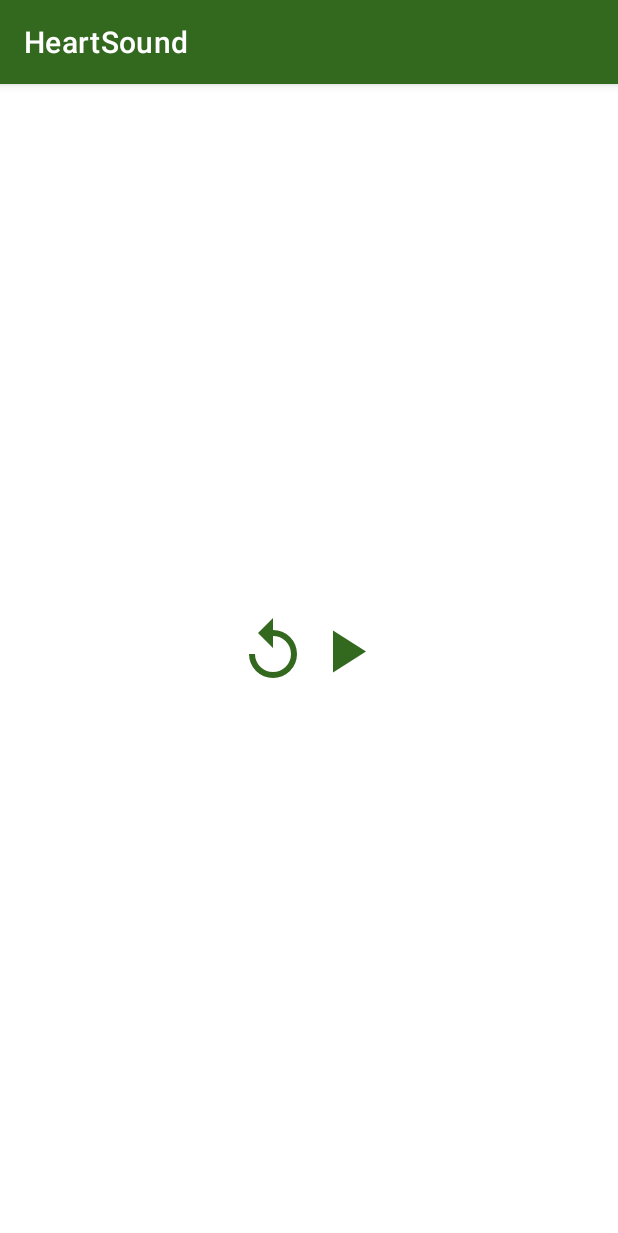
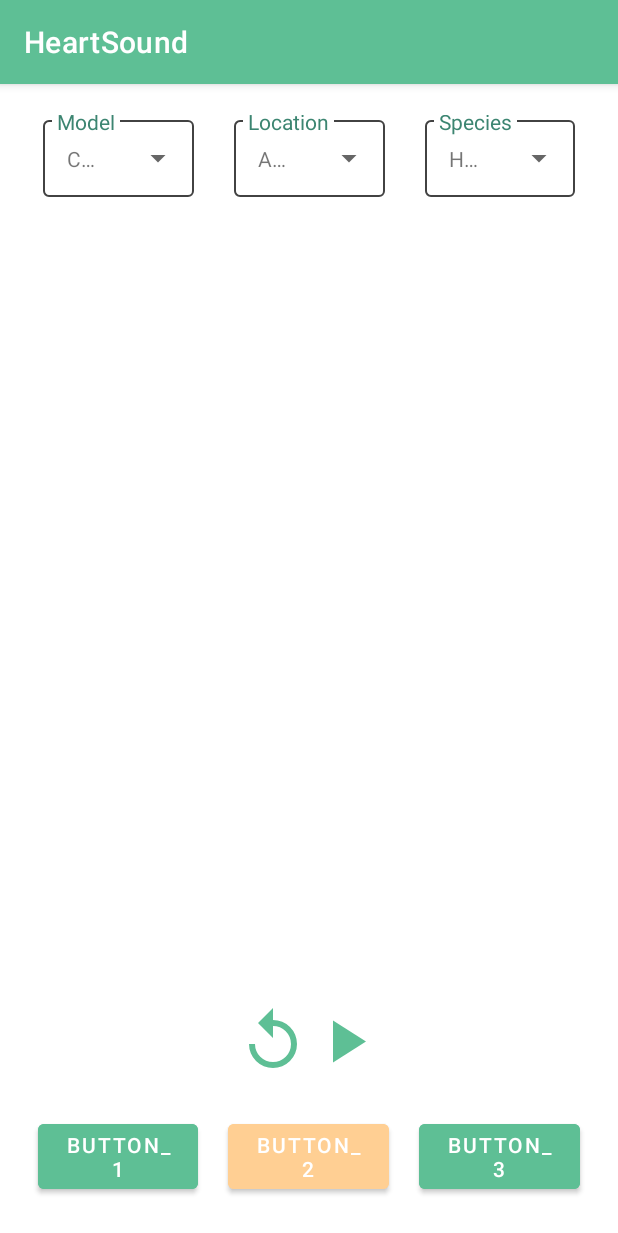
Before and after one commit to St-Schaller/HeartSoundApp, an Android app: the screen it shows after launch (MainActivity), on a phone screen of 412 x 824 dp. Shown: the top 1233 px of the screen. Run offline under Robolectric (Android 15) with nearby library versions, the phone set to English and light mode, and no system bars.

Commit message:
Backup 2.0

```diff
--- a/app/src/main/AndroidManifest.xml
+++ b/app/src/main/AndroidManifest.xml
@@ -8,7 +8,7 @@
     <application
         android:allowBackup="true"
         android:icon="@mipmap/ic_launcher"
-        android:label="@string/app_name"
+        android:label="HeartSound"
         android:roundIcon="@mipmap/ic_launcher_round"
         android:supportsRtl="true"
         android:theme="@style/Theme.HeartApp">
--- a/app/src/main/java/com/example/heartapp/MainActivity.java
+++ b/app/src/main/java/com/example/heartapp/MainActivity.java
@@ -19,8 +19,7 @@ import android.widget.Toast;
 
 import com.example.heartapp.visualizer.LineVisualizer;
 
-public class MainActivity extends AppCompatActivity implements
-        AdapterView.OnItemSelectedListener {
+public class MainActivity extends AppCompatActivity {
 
     public static final int AUDIO_PERMISSION_REQUEST_CODE = 102;
 
@@ -44,42 +43,46 @@ public class MainActivity extends AppCompatActivity implements
                 R.array.model, R.layout.dropdown_item);
         //adapter.setDropDownViewResource(android.R.layout.simple_spinner_dropdown_item);
         modelspinner.setAdapter(modeladapter);
-        modelspinner.setOnItemSelectedListener(this);
+        modelspinner.setOnItemSelectedListener(myListener);
 
         ArrayAdapter<CharSequence> locationadapter = ArrayAdapter.createFromResource(this,
                 R.array.location, R.layout.dropdown_item);
         locationspinner.setAdapter(locationadapter);
-        locationspinner.setOnItemSelectedListener(this);
+        locationspinner.setOnItemSelectedListener(myListener);
 
         ArrayAdapter<CharSequence> speciesadapter = ArrayAdapter.createFromResource(this,
                 R.array.species, R.layout.dropdown_item);
         speciesspinner.setAdapter(speciesadapter);
-        speciesspinner.setOnItemSelectedListener(this);
+        speciesspinner.setOnItemSelectedListener(myListener);
 
 
     }
 
+    AdapterView.OnItemSelectedListener myListener=new AdapterView.OnItemSelectedListener() {
         //Performing action onItemSelected and onNothing selected
         @Override
-    public void onItemSelected(AdapterView<?> arg0, View arg1, int position, long id) {
-        switch (position) {
-            case 1:
-                Toast.makeText(MainActivity.this,position + "Spinner 1", Toast.LENGTH_LONG).show();
+        public void onItemSelected(AdapterView<?> parent, View arg1, int position, long id) {
+            switch (parent.getId()) {
+                case R.id.modelSpinner:
+                    Toast.makeText(MainActivity.this, "Spinner 1", Toast.LENGTH_LONG).show();
                     break;
-            case 2:
-                Toast.makeText(MainActivity.this, position + "Spinner 2", Toast.LENGTH_LONG).show();
+                case R.id.locationSpinner:Spinner:
+                    Toast.makeText(MainActivity.this, "Spinner 2", Toast.LENGTH_LONG).show();
                     break;
-            case 3:
-                Toast.makeText(MainActivity.this, position + "Spinner 3", Toast.LENGTH_LONG).show();
+                case R.id.speciesSpinner:
+                    Toast.makeText(MainActivity.this, "Spinner 3", Toast.LENGTH_LONG).show();
                     break;
             }
         }
+
 
     @Override
     public void onNothingSelected(AdapterView<?> arg0) {
         // TODO Auto-generated method stub
 
     }
+
+    };
 
     private void initialize() {
         if (android.os.Build.VERSION.SDK_INT >= android.os.Build.VERSION_CODES.M
@@ -105,7 +108,7 @@ public class MainActivity extends AppCompatActivity implements
 
         LineVisualizer lineVisualizer = findViewById(R.id.visualizer);
         // set custom color to the line.
-        lineVisualizer.setColor(ContextCompat.getColor(this, R.color.colorAccent));
+        lineVisualizer.setColor(ContextCompat.getColor(this, R.color.LightGreen));
 
         // set the line with for the visualizer between 1-10 default 1.
         lineVisualizer.setStrokeWidth(5);
--- a/app/src/main/java/com/example/heartapp/ServiceExampleActivity.java
+++ b/app/src/main/java/com/example/heartapp/ServiceExampleActivity.java
@@ -33,7 +33,7 @@ public class ServiceExampleActivity extends AppCompatActivity {
         lineVisualizer = findViewById(R.id.visualizer);
 
         // set custom color to the line.
-        lineVisualizer.setColor(ContextCompat.getColor(this, R.color.custom));
+        lineVisualizer.setColor(ContextCompat.getColor(this, R.color.LightGreen));
 
         // define custom number of bars you want in the visualizer between (10 - 256).
         lineVisualizer.setStrokeWidth(70);
--- a/app/src/main/java/com/example/heartapp/visualizer/LineVisualizerActivity.java
+++ b/app/src/main/java/com/example/heartapp/visualizer/LineVisualizerActivity.java
@@ -13,7 +13,7 @@ public class LineVisualizerActivity extends BaseActivity {
     protected void init() {
         LineVisualizer lineVisualizer = findViewById(R.id.visualizer);
         // set custom color to the line.
-        lineVisualizer.setColor(ContextCompat.getColor(this, R.color.custom));
+        lineVisualizer.setColor(ContextCompat.getColor(this, R.color.LightGreen));
 
         // set the line with for the visualizer between 1-10 default 1.
         lineVisualizer.setStrokeWidth(1);
--- a/app/src/main/res/drawable/ic_pause_red_48dp.xml
+++ b/app/src/main/res/drawable/ic_pause_red_48dp.xml
@@ -4,5 +4,5 @@
     android:width="48dp"
     android:viewportWidth="24"
     android:viewportHeight="24">
-    <path android:fillColor="#33691e" android:pathData="M14,19H18V5H14M6,19H10V5H6V19Z" />
+    <path android:fillColor="@color/Turquoise" android:pathData="M14,19H18V5H14M6,19H10V5H6V19Z" />
 </vector>
--- a/app/src/main/res/drawable/ic_play_red_48dp.xml
+++ b/app/src/main/res/drawable/ic_play_red_48dp.xml
@@ -4,5 +4,5 @@
     android:width="48dp"
     android:viewportWidth="24"
     android:viewportHeight="24">
-    <path android:fillColor="#33691e" android:pathData="M8,5.14V19.14L19,12.14L8,5.14Z" />
+    <path android:fillColor="@color/LightGreen" android:pathData="M8,5.14V19.14L19,12.14L8,5.14Z" />
 </vector>
--- a/app/src/main/res/drawable/ic_replay_red_48dp.xml
+++ b/app/src/main/res/drawable/ic_replay_red_48dp.xml
@@ -4,5 +4,5 @@
     android:width="48dp"
     android:viewportWidth="24"
     android:viewportHeight="24">
-    <path android:fillColor="#33691e" android:pathData="M12,5V1L7,6L12,11V7A6,6 0 0,1 18,13A6,6 0 0,1 12,19A6,6 0 0,1 6,13H4A8,8 0 0,0 12,21A8,8 0 0,0 20,13A8,8 0 0,0 12,5Z" />
+    <path android:fillColor="@color/LightGreen" android:pathData="M12,5V1L7,6L12,11V7A6,6 0 0,1 18,13A6,6 0 0,1 12,19A6,6 0 0,1 6,13H4A8,8 0 0,0 12,21A8,8 0 0,0 20,13A8,8 0 0,0 12,5Z" />
 </vector>
--- a/app/src/main/res/layout/activity_main.xml
+++ b/app/src/main/res/layout/activity_main.xml
@@ -6,28 +6,45 @@
 
     <include
         android:id="@+id/spinners"
-        layout="@layout/spinner_grid"
+        layout="@layout/selection_spinners"
         android:layout_width="wrap_content"
         android:layout_height="wrap_content"
         android:layout_centerHorizontal="true"
         android:layout_margin="15dp" />
 
+    <include
+        android:id="@+id/results"
+        layout="@layout/result_grid"
+        android:layout_width="match_parent"
+        android:layout_height="wrap_content"
+        android:layout_alignParentBottom="true"
+        android:layout_centerHorizontal="true"
+        android:layout_marginStart="15dp"
+        android:layout_marginTop="15dp"
+        android:layout_marginEnd="15dp"
+        android:layout_marginBottom="15dp" />
 
 
     <com.example.heartapp.visualizer.LineVisualizer
         android:id="@+id/visualizer"
-        android:layout_width="689dp"
-        android:layout_height="99dp"
+        android:layout_width="match_parent"
+        android:layout_height="wrap_content"
+        android:layout_above="@id/buttons"
         android:layout_below="@id/spinners"
-        android:layout_centerHorizontal="true"/>
+        android:layout_alignStart="@id/spinners"
+        android:layout_alignEnd="@id/spinners"
+        android:layout_alignParentBottom="false"
+        android:layout_centerHorizontal="true" />
 
     <include
         android:id="@+id/buttons"
         layout="@layout/layout_audio_buttons"
         android:layout_width="wrap_content"
         android:layout_height="wrap_content"
-        android:layout_below="@id/visualizer"
-        android:layout_centerHorizontal="true"/>
+        android:layout_above="@id/results"
+        android:layout_alignParentBottom="false"
+        android:layout_centerHorizontal="true"
+        android:layout_marginTop="15dp" />
 
 
 </RelativeLayout>
--- a/app/src/main/res/layout/layout_audio_buttons.xml
+++ b/app/src/main/res/layout/layout_audio_buttons.xml
@@ -2,10 +2,8 @@
 <LinearLayout xmlns:android="http://schemas.android.com/apk/res/android"
     android:layout_width="wrap_content"
     android:layout_height="48dp"
-    android:layout_alignParentBottom="true"
     android:layout_centerHorizontal="true"
-    android:orientation="horizontal"
-    android:layout_centerVertical="true">
+    android:orientation="horizontal">
 
     <ImageButton
         android:layout_width="48dp"
--- /dev/null
+++ b/app/src/main/res/layout/result_grid.xml
@@ -0,0 +1,39 @@
+<?xml version="1.0" encoding="utf-8"?>
+<LinearLayout xmlns:android="http://schemas.android.com/apk/res/android"
+    android:id="@+id/buttons_container"
+    android:layout_width="match_parent"
+    android:layout_height="wrap_content"
+    android:layout_alignParentBottom="true"
+    android:orientation="horizontal">
+
+    <Button
+        android:id="@+id/btn_first"
+        android:layout_width="0dp"
+        android:layout_height="wrap_content"
+        android:layout_weight="1"
+        android:backgroundTint="@color/LightGreen"
+        android:textColor="@color/white"
+        android:text="button_1"
+        android:layout_margin="10dp"/>
+
+    <Button
+        android:id="@+id/btn_second"
+        android:layout_width="0dp"
+        android:layout_height="wrap_content"
+        android:layout_weight="1"
+        android:backgroundTint="@color/Beige"
+        android:textColor="@color/white"
+        android:text="button_2"
+        android:layout_margin="10dp"/>
+
+    <Button
+        android:id="@+id/btn_third"
+        android:layout_width="0dp"
+        android:layout_height="wrap_content"
+        android:layout_weight="1"
+        android:backgroundTint="@color/LightGreen"
+        android:textColor="@color/white"
+        android:text="button_3"
+        android:layout_margin="10dp"/>
+
+</LinearLayout>
--- a/app/src/main/res/layout/selection_spinners.xml
+++ b/app/src/main/res/layout/selection_spinners.xml
@@ -5,17 +5,25 @@
     android:layout_height="match_parent"
     xmlns:app="http://schemas.android.com/apk/res-auto">
 
+    <LinearLayout
+        android:id="@+id/spinner_container"
+        android:layout_width="match_parent"
+        android:layout_height="wrap_content"
+        android:orientation="horizontal">
+
     <RelativeLayout
 
         android:id="@+id/modelList"
-        android:layout_width="wrap_content"
+        android:layout_width="match_parent"
         android:layout_height="wrap_content"
+        android:orientation="horizontal"
         android:layout_marginLeft="10dp"
         android:layout_marginTop="5dp"
-        android:layout_marginRight="10dp">
+        android:layout_marginRight="10dp"
+        android:layout_weight="1">
 
     <LinearLayout
-        android:layout_width="wrap_content"
+        android:layout_width="fill_parent"
         android:layout_height="wrap_content"
         android:layout_margin="3dp"
         android:layout_weight="8"
@@ -40,7 +48,7 @@
         android:paddingLeft="3dp"
         android:paddingRight="3dp"
         android:text="Model"
-        android:textColor="@color/colorAccent" />
+        android:textColor="@color/DarkGreen" />
 
 </RelativeLayout>
 
@@ -53,10 +61,11 @@
         android:layout_marginLeft="10dp"
         android:layout_marginTop="5dp"
         android:layout_marginRight="10dp"
+        android:layout_weight="1"
         app:layout_constraintLeft_toRightOf="@id/modelList">
 
         <LinearLayout
-            android:layout_width="wrap_content"
+            android:layout_width="fill_parent"
             android:layout_height="wrap_content"
             android:layout_margin="3dp"
             android:layout_weight="8"
@@ -81,7 +90,7 @@
             android:paddingLeft="3dp"
             android:paddingRight="3dp"
             android:text="Location"
-            android:textColor="@color/colorAccent" />
+            android:textColor="@color/DarkGreen" />
 
     </RelativeLayout>
 
@@ -93,11 +102,12 @@
         android:layout_marginLeft="10dp"
         android:layout_marginTop="5dp"
         android:layout_marginRight="10dp"
+        android:layout_weight="1"
         app:layout_constraintLeft_toRightOf="@id/locationList">
 
 
         <LinearLayout
-            android:layout_width="wrap_content"
+            android:layout_width="fill_parent"
             android:layout_height="wrap_content"
             android:layout_margin="3dp"
             android:layout_weight="8"
@@ -124,11 +134,11 @@
             android:paddingLeft="3dp"
             android:paddingRight="3dp"
             android:text="Species"
-            android:textColor="@color/colorAccent" />
+            android:textColor="@color/DarkGreen" />
 
     </RelativeLayout>
 
 
-
+</LinearLayout>
 
 </androidx.constraintlayout.widget.ConstraintLayout>
--- a/app/src/main/res/layout/spinner_grid.xml
+++ /dev/null
@@ -1,53 +0,0 @@
-<?xml version="1.0" encoding="utf-8"?>
-<android.support.v7.widget.GridLayout
-    xmlns:android="http://schemas.android.com/apk/res/android"
-    xmlns:grid="http://schemas.android.com/apk/res-auto"
-
-    android:id="@+id/choicegrid"
-    android:layout_width="fill_parent"
-    android:layout_height="wrap_content"
-    android:layout_centerHorizontal="true"
-    android:padding="4dp"
-
-    grid:alignmentMode="alignBounds"
-    grid:columnCount="2"
-    grid:rowOrderPreserved="false"
-    grid:useDefaultMargins="true">
-
-    <TextView
-        android:layout_width="0dp"
-        android:layout_height="100dp"
-        grid:layout_columnWeight="1"
-        grid:layout_gravity="fill_horizontal"
-        android:gravity="center"
-        android:background="#FF33B5E5"
-        android:text="Tile1" />
-
-    <TextView
-        android:layout_width="0dp"
-        android:layout_height="100dp"
-        grid:layout_columnWeight="1"
-        grid:layout_gravity="fill_horizontal"
-        android:gravity="center"
-        android:background="#FF33B5E5"
-        android:text="Tile2" />
-
-    <TextView
-        android:layout_width="0dp"
-        android:layout_height="100dp"
-        grid:layout_columnWeight="1"
-        grid:layout_gravity="fill_horizontal"
-        android:gravity="center"
-        android:background="#FF33B5E5"
-        android:text="Tile3" />
-
-    <TextView
-        android:layout_width="0dp"
-        android:layout_height="100dp"
-        grid:layout_columnWeight="1"
-        grid:layout_gravity="fill_horizontal"
-        android:gravity="center"
-        android:background="#FF33B5E5"
-        android:text="Tile4" />
-
-</android.support.v7.widget.GridLayout>
--- a/app/src/main/res/values-night/themes.xml
+++ b/app/src/main/res/values-night/themes.xml
@@ -1,16 +1,15 @@
 <resources xmlns:tools="http://schemas.android.com/tools">
     <!-- Base application theme. -->
     <style name="Theme.HeartApp" parent="Theme.MaterialComponents.DayNight.DarkActionBar">
-        <!-- Primary brand color. -->
-        <item name="colorPrimary">@color/colorAccent</item>
-        <item name="colorPrimaryVariant">@color/colorPrimaryDark</item>
-        <item name="colorOnPrimary">@color/design_default_color_background</item>
+        <item name="colorPrimary">@color/DarkGreen</item>
+        <item name="colorPrimaryVariant">@color/LightGreen</item>
+        <item name="colorOnPrimary">@color/Turquoise</item>
         <!-- Secondary brand color. -->
         <item name="colorSecondary">@color/cardview_shadow_start_color</item>
         <item name="colorSecondaryVariant">@color/design_default_color_secondary_variant</item>
-        <item name="colorOnSecondary">@color/colorAccent</item>
+        <item name="colorOnSecondary">@color/Beige</item>
         <!-- Status bar color. -->
-        <item name="android:statusBarColor" tools:targetApi="l">?attr/colorPrimaryVariant</item>
+        <item name="android:statusBarColor" tools:targetApi="l">@color/DarkGreen</item>
         <!-- Customize your theme here. -->
     </style>
 </resources>
--- a/app/src/main/res/values/colors.xml
+++ b/app/src/main/res/values/colors.xml
@@ -1,8 +1,8 @@
 <?xml version="1.0" encoding="utf-8"?>
 <resources>
-    <color name="colorPrimary">#e6ee9c</color>
-    <color name="colorPrimaryDark">#e6ee9c</color>
-    <color name="colorAccent">#33691e</color>
-    <color name="custom">#e6ee9c</color>
+    <color name="DarkGreen">#3c8571</color>
+    <color name="LightGreen">#5ebf95</color>
+    <color name="Turquoise">#b3f9db</color>
+    <color name="Beige">#ffcf93</color>
     <color name="white">#FFFFFF</color>
 </resources>
--- a/app/src/main/res/values/styles.xml
+++ b/app/src/main/res/values/styles.xml
@@ -3,9 +3,9 @@
     <!-- Base application theme. -->
     <style name="AppTheme" parent="Theme.AppCompat.Light.DarkActionBar">
         <!-- Customize your theme here. -->
-        <item name="colorPrimary">@color/colorPrimary</item>
-        <item name="colorPrimaryDark">@color/colorPrimaryDark</item>
-        <item name="colorAccent">@color/colorAccent</item>
+        <item name="colorPrimary">@color/DarkGreen</item>
+        <item name="colorPrimaryDark">@color/LightGreen</item>
+        <item name="colorAccent">@color/Beige</item>
     </style>
 
 </resources>
--- a/app/src/main/res/values/themes.xml
+++ b/app/src/main/res/values/themes.xml
@@ -1,15 +1,15 @@
 <resources xmlns:tools="http://schemas.android.com/tools">
     <!-- Base application theme. -->
     <style name="Theme.HeartApp" parent="Theme.MaterialComponents.DayNight.DarkActionBar">
-        <item name="colorPrimary">@color/colorAccent</item>
-        <item name="colorPrimaryVariant">@color/colorPrimaryDark</item>
-        <item name="colorOnPrimary">@color/design_default_color_background</item>
+        <item name="colorPrimary">@color/LightGreen</item>
+        <item name="colorPrimaryVariant">@color/LightGreen</item>
+        <item name="colorOnPrimary">@color/Turquoise</item>
         <!-- Secondary brand color. -->
         <item name="colorSecondary">@color/cardview_shadow_start_color</item>
         <item name="colorSecondaryVariant">@color/design_default_color_secondary_variant</item>
-        <item name="colorOnSecondary">@color/colorAccent</item>
+        <item name="colorOnSecondary">@color/Beige</item>
         <!-- Status bar color. -->
-        <item name="android:statusBarColor" tools:targetApi="l">?attr/colorPrimaryVariant</item>
+        <item name="android:statusBarColor" tools:targetApi="l">@color/LightGreen</item>
         <!-- Customize your theme here. -->
     </style>
 </resources>
```
Lines whose indentation alone changed are shown as unchanged.
